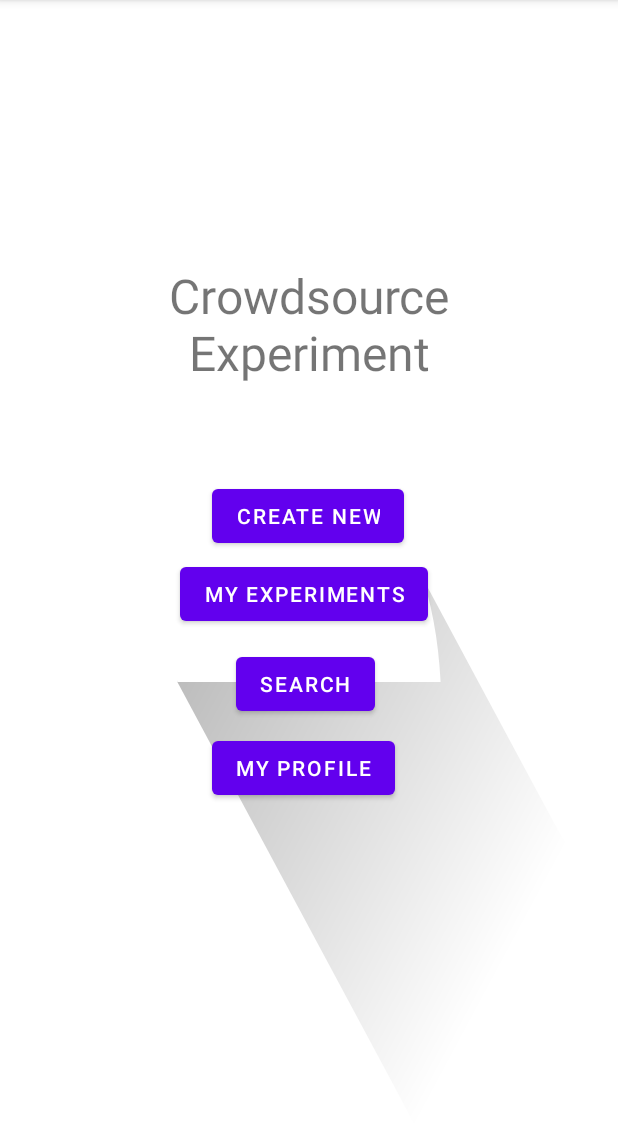
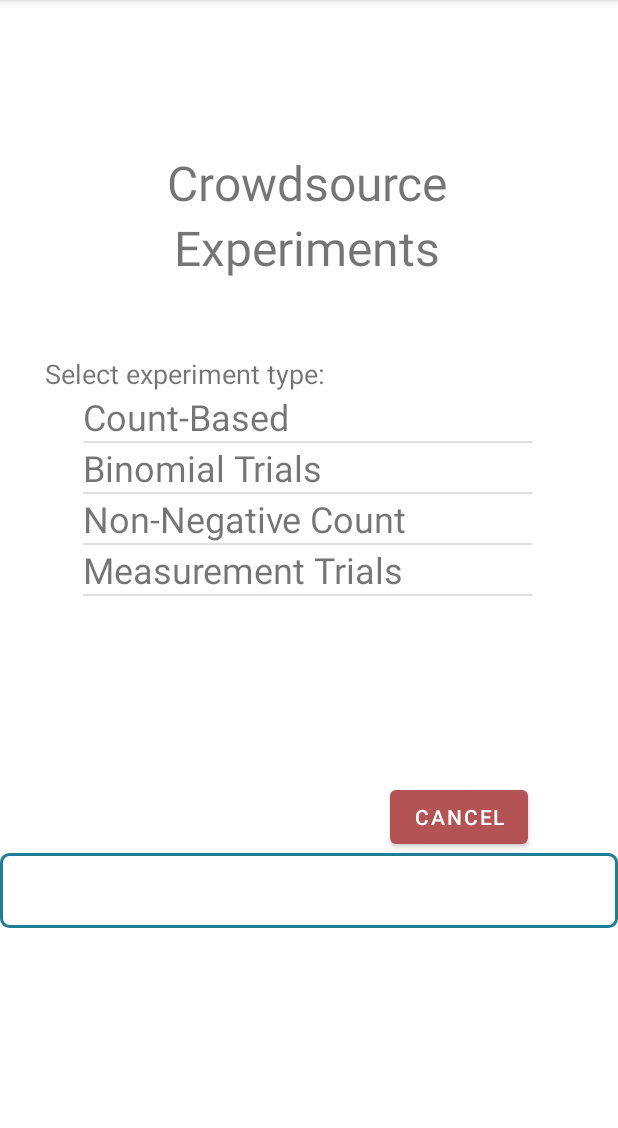
Before and after one commit to CMPUT301W21T26/CrowdTest, an Android app: the screen it shows after launch (MainActivity before the commit, CreateExperimentActivity after it), after a tap on "CREATE NEW", on a phone screen of 412 x 824 dp, the part 84-1212 px from its top. Run offline under Robolectric (Android 15) with nearby library versions, the phone set to English and light mode, and no system bars.

Commit message:
working with Nafisa, progress on new experiment UI

```diff
--- a/app/src/main/AndroidManifest.xml
+++ b/app/src/main/AndroidManifest.xml
@@ -10,6 +10,7 @@
         android:supportsRtl="true"
         android:theme="@style/Theme.CrowdTest">
         <activity android:name=".ExperimentListActivity"></activity>
+        <activity android:name=".CreateExperimentActivity"></activity>
         <activity android:name=".MainActivity">
             <intent-filter>
                 <action android:name="android.intent.action.MAIN" />
--- /dev/null
+++ b/app/src/main/java/com/example/crowdtest/CreateExperimentActivity.java
@@ -0,0 +1,52 @@
+package com.example.crowdtest;
+
+import android.content.Intent;
+import android.os.Bundle;
+import android.view.View;
+import android.widget.AdapterView;
+import android.widget.ArrayAdapter;
+import android.widget.Button;
+import android.widget.ListView;
+
+import java.lang.reflect.Array;
+import java.util.ArrayList;
+import java.util.Arrays;
+
+public class CreateExperimentActivity extends MainActivity {
+    ListView expOptionsList;
+    ArrayList<String> options;
+    ArrayAdapter<String> optionAdapter;
+    protected void onCreate(Bundle savedInstanceState) {
+        super.onCreate(savedInstanceState);
+        setContentView(R.layout.new_experiment_activity);
+
+        expOptionsList = findViewById(R.id.exp_type_view);
+
+        String[] optionArray = {"Count-Based", "Binomial Trials", "Non-Negative Count", "Measurement Trials"};
+
+        options = new ArrayList<>();
+        options.addAll(Arrays.asList(optionArray));
+
+        // first connect our adapter to our list
+        optionAdapter = new ArrayAdapter<>(this,R.layout.content,options);
+        expOptionsList.setAdapter(optionAdapter);
+
+        Button cancelButton = findViewById(R.id.cancelbutton);
+
+        cancelButton.setOnClickListener(new View.OnClickListener() {
+            @Override
+            public void onClick(View v) {
+                startActivity(new Intent(CreateExperimentActivity.this, MainActivity.class));
+            }
+        });
+
+        expOptionsList.setOnItemClickListener(new AdapterView.OnItemClickListener() {
+            @Override
+            public void onItemClick(AdapterView<?> parent, View view, int position, long id) {
+                //
+            }
+        });
+
+
+    }
+}
--- a/app/src/main/java/com/example/crowdtest/MainActivity.java
+++ b/app/src/main/java/com/example/crowdtest/MainActivity.java
@@ -27,8 +27,9 @@ public class MainActivity extends AppCompatActivity {
         createNewButton.setOnClickListener(new View.OnClickListener() {
             @Override
             public void onClick(View view) {
+                Intent intent = new Intent(view.getContext(), CreateExperimentActivity.class);
 
-
+                startActivity(intent);
             }
         });
 
--- /dev/null
+++ b/app/src/main/res/drawable/rectangle.xml
@@ -0,0 +1,10 @@
+<?xml version="1.0" encoding="UTF-8"?>
+<shape xmlns:android="http://schemas.android.com/apk/res/android" android:id="@+id/listview_background_shape">
+    <stroke android:width="2dp" android:color="#ff207d94" />
+    <padding android:left="2dp"
+        android:top="2dp"
+        android:right="2dp"
+        android:bottom="2dp" />
+    <corners android:radius="5dp" />
+    <solid android:color="#ffffffff" />
+</shape>
--- /dev/null
+++ b/app/src/main/res/layout/content.xml
@@ -0,0 +1,8 @@
+<?xml version="1.0" encoding="utf-8"?>
+<TextView xmlns:android="http://schemas.android.com/apk/res/android"
+    android:id="@+id/exp_type_textView"
+    android:layout_width="match_parent"
+    android:layout_height="match_parent"
+    android:textSize="24sp">
+
+</TextView>
--- /dev/null
+++ b/app/src/main/res/layout/new_experiment_activity.xml
@@ -0,0 +1,53 @@
+<?xml version="1.0" encoding="utf-8"?>
+<LinearLayout xmlns:android="http://schemas.android.com/apk/res/android"
+    xmlns:app="http://schemas.android.com/apk/res-auto"
+    android:layout_width="match_parent"
+    android:layout_height="match_parent"
+    android:orientation="vertical">
+
+    <TextView
+        android:layout_width="410dp"
+        android:layout_height="wrap_content"
+        android:layout_marginTop="100dp"
+        android:gravity="center_horizontal"
+        android:text="Crowdsource"
+        android:textSize="32dp"></TextView>
+
+    <TextView
+        android:layout_width="410dp"
+        android:layout_height="wrap_content"
+        android:gravity="center_horizontal"
+        android:text="Experiments"
+        android:textSize="32dp"></TextView>
+
+    <TextView
+        android:id="@+id/textView"
+        android:layout_width="match_parent"
+        android:layout_height="wrap_content"
+        android:text="Select experiment type:"
+        android:textSize="18sp"
+        android:translationX="30dp"
+        android:layout_marginTop="50dp"/>
+
+    <ListView
+        android:id="@+id/exp_type_view"
+        android:layout_width="300dp"
+        android:layout_height="259dp"
+        android:translationX="55dp" />
+
+    <Button
+        android:id="@+id/cancelbutton"
+        android:layout_width="wrap_content"
+        android:layout_height="wrap_content"
+        android:text="cancel"
+        android:translationX="260dp"
+        app:backgroundTint="#B35353" />
+
+
+    <View
+        android:id="@+id/myRectangleView"
+        android:layout_width="match_parent"
+        android:layout_height="50dp"
+        android:background="@drawable/rectangle"/>
+
+</LinearLayout>
```
Also changed, not shown: app/src/main/java/com/example/crowdtest/NewExpFragment.java (added, +67 -0 lines), app/src/main/res/layout/fragment_new_exp.xml (added, +12 -0 lines), 1 other file.
